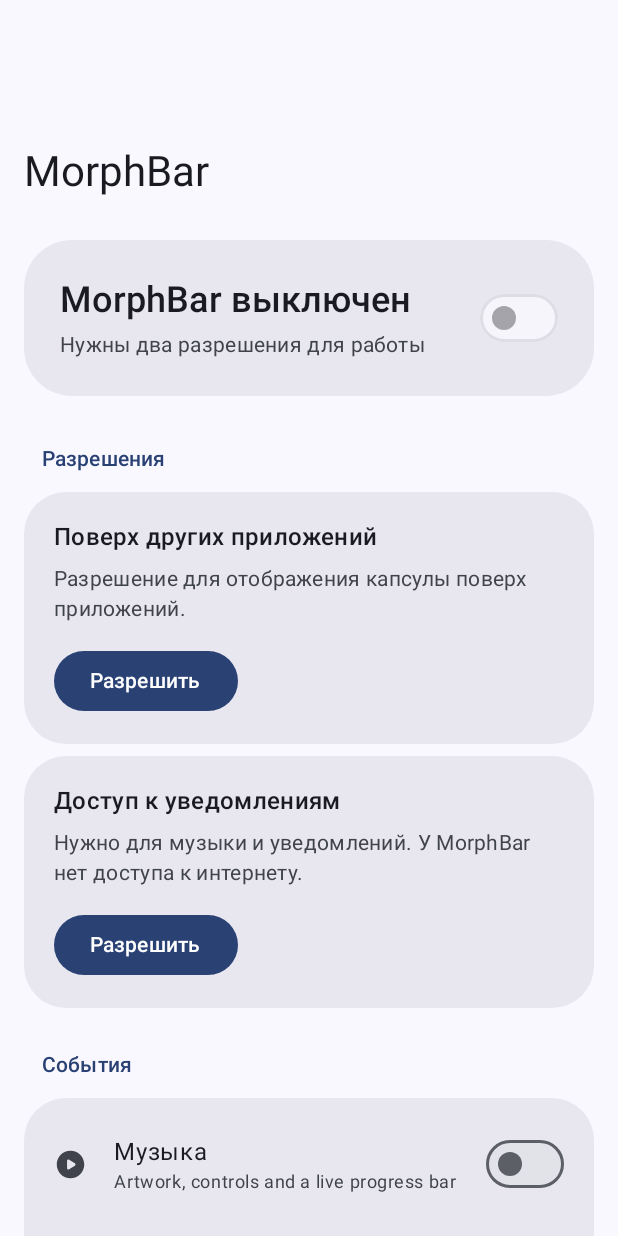
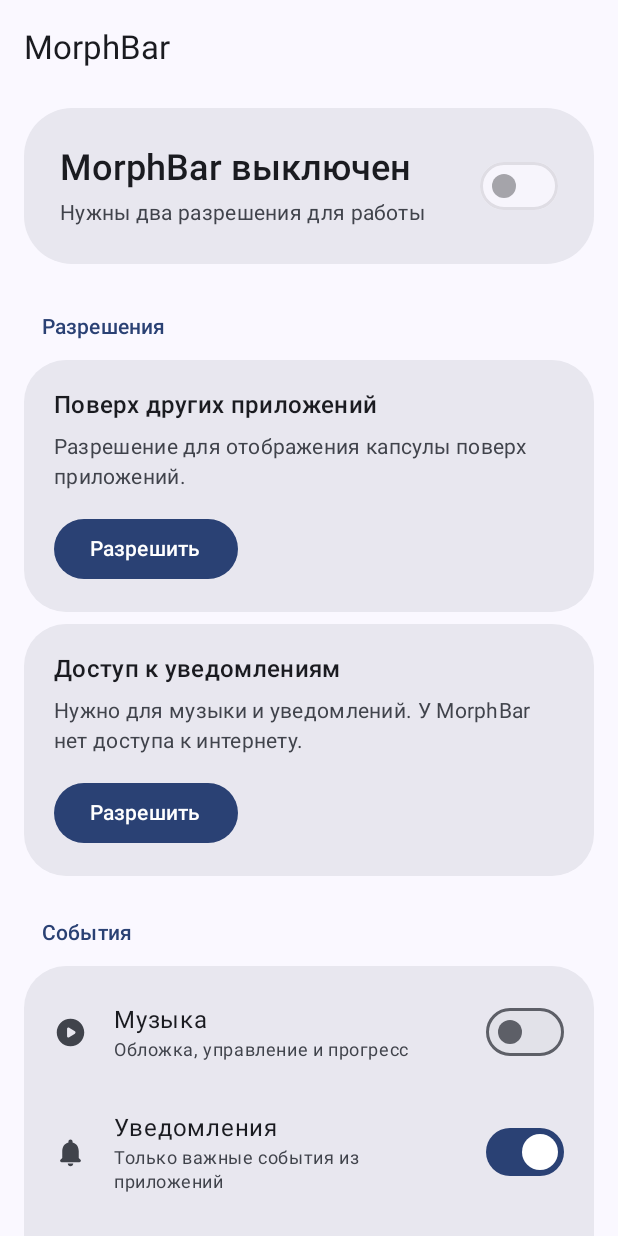
Before and after one commit to W0rd3r566/MorphBar, an Android app built with Jetpack Compose: the screen it shows after launch (MainActivity), after a tap on "Музыка", on a phone screen of 412 x 824 dp. Run offline under Robolectric (Android 15) with nearby library versions, the phone set to English and light mode, and no system bars; 1 statement that could not run was skipped.

Commit message:
ui: finish Russian Pixel-style MorphBar settings and compact top bar

```diff
--- a/app/src/main/java/dev/w0rd3r/morphbar/ui/settings/HomeScreen.kt
+++ b/app/src/main/java/dev/w0rd3r/morphbar/ui/settings/HomeScreen.kt
@@ -39,7 +39,7 @@ import androidx.compose.material3.ExperimentalMaterial3Api
 import androidx.compose.material3.FilledTonalButton
 import androidx.compose.material3.HorizontalDivider
 import androidx.compose.material3.Icon
-import androidx.compose.material3.LargeTopAppBar
+import androidx.compose.material3.TopAppBar
 import androidx.compose.material3.MaterialTheme
 import androidx.compose.material3.Scaffold
 import androidx.compose.material3.Switch
@@ -97,12 +97,12 @@ fun HomeScreen() {
     }
 
     val ready = overlayGranted && listenerGranted
-    val scrollBehavior = TopAppBarDefaults.exitUntilCollapsedScrollBehavior()
+    val scrollBehavior = TopAppBarDefaults.pinnedScrollBehavior()
 
     Scaffold(
         modifier = Modifier.fillMaxSize().nestedScroll(scrollBehavior.nestedScrollConnection),
         topBar = {
-            LargeTopAppBar(
+            TopAppBar(
                 title = { Text("MorphBar") },
                 scrollBehavior = scrollBehavior,
             )
@@ -156,19 +156,19 @@ fun HomeScreen() {
                 SettingsCard {
                     SwitchRow(
                         title = "Музыка",
-                        subtitle = "Artwork, controls and a live progress bar",
+                        subtitle = "Обложка, управление и прогресс",
                         icon = Icons.Rounded.PlayCircle,
                         checked = settings.showMedia,
                     ) { value -> store.update { it.copy(showMedia = value) } }
                     SwitchRow(
                         title = "Уведомления",
-                        subtitle = "Peek at anything your channels let through",
+                        subtitle = "Только важные события из приложений",
                         icon = Icons.Rounded.Notifications,
                         checked = settings.showNotifications,
                     ) { value -> store.update { it.copy(showNotifications = value) } }
                     SwitchRow(
                         title = "Зарядка",
-                        subtitle = "A short battery peek when you plug in",
+                        subtitle = "Показывать подключение зарядки",
                         icon = Icons.Rounded.BatteryChargingFull,
                         checked = settings.showCharging,
                     ) { value -> store.update { it.copy(showCharging = value) } }
@@ -199,7 +199,7 @@ fun HomeScreen() {
                     SliderRow(
                         title = "Ширина капсулы",
                         value = settings.compactWidth,
-                        range = 110f..260f,
+                        range = 74f..94f,
                         valueLabel = "${settings.compactWidth.roundToInt()} dp",
                     ) { value -> store.update { it.copy(compactWidth = value) } }
                     SliderRow(
@@ -218,7 +218,7 @@ fun HomeScreen() {
                     HorizontalDivider(Modifier.padding(horizontal = 20.dp, vertical = 6.dp))
                     SwitchRow(
                         title = "Цвет из обложки",
-                        subtitle = "Otherwise the island borrows your wallpaper palette",
+                        subtitle = "Иначе используется палитра обоев",
                         icon = Icons.Rounded.Colorize,
                         checked = settings.albumArtAccent,
                     ) { value -> store.update { it.copy(albumArtAccent = value) } }
@@ -246,7 +246,7 @@ fun HomeScreen() {
                     ) { value -> store.update { it.copy(tapAtRest = value) } }
                     SwitchRow(
                         title = "Показывать горизонтально",
-                        subtitle = "Off hides the island when the phone is not upright",
+                        subtitle = "По умолчанию капсула скрыта при повороте",
                         icon = Icons.Rounded.ScreenRotation,
                         checked = settings.landscape == LandscapeBehaviour.Follow,
                     ) { value ->
@@ -394,8 +394,8 @@ private fun AlignmentCard(
         Column(Modifier.padding(horizontal = 20.dp, vertical = 12.dp)) {
             Text(
                 text = when {
-                    geometry == null -> "Measuring…"
-                    geometry.detected -> "Cutout detected: " +
+                    geometry == null -> "Определяем камеру…"
+                    geometry.detected -> "Камера: " +
                         "${geometry.width}×${geometry.height} px, " +
                         "${geometry.centerOffsetX} px from centre"
 
@@ -415,33 +415,33 @@ private fun AlignmentCard(
             title = "Сдвиг по X",
             value = offsetX,
             range = -12f..12f,
-            valueLabel = "${"%.1f".format(offsetX)} dp",
+            valueLabel = "${"%.1f".format(java.util.Locale.US, offsetX)} dp",
             onValueChange = onOffsetX,
         )
         SliderRow(
             title = "Сдвиг по Y",
             value = offsetY,
             range = -12f..12f,
-            valueLabel = "${"%.1f".format(offsetY)} dp",
+            valueLabel = "${"%.1f".format(java.util.Locale.US, offsetY)} dp",
             onValueChange = onOffsetY,
         )
         SliderRow(
             title = "Ширина вокруг камеры",
             value = bleedX,
             range = 0f..8f,
-            valueLabel = "${"%.1f".format(bleedX)} dp",
+            valueLabel = "${"%.1f".format(java.util.Locale.US, bleedX)} dp",
             onValueChange = onBleedX,
         )
         SliderRow(
             title = "Высота вокруг камеры",
             value = bleedY,
             range = 0f..8f,
-            valueLabel = "${"%.1f".format(bleedY)} dp",
+            valueLabel = "${"%.1f".format(java.util.Locale.US, bleedY)} dp",
             onValueChange = onBleedY,
         )
         SwitchRow(
             title = "Границы камеры",
-            subtitle = "Outlines the detected cutout so you can see what Islet sees",
+            subtitle = "Показывает границу выреза камеры",
             icon = Icons.Rounded.Visibility,
             checked = guide,
             onCheckedChange = onGuide,
```
